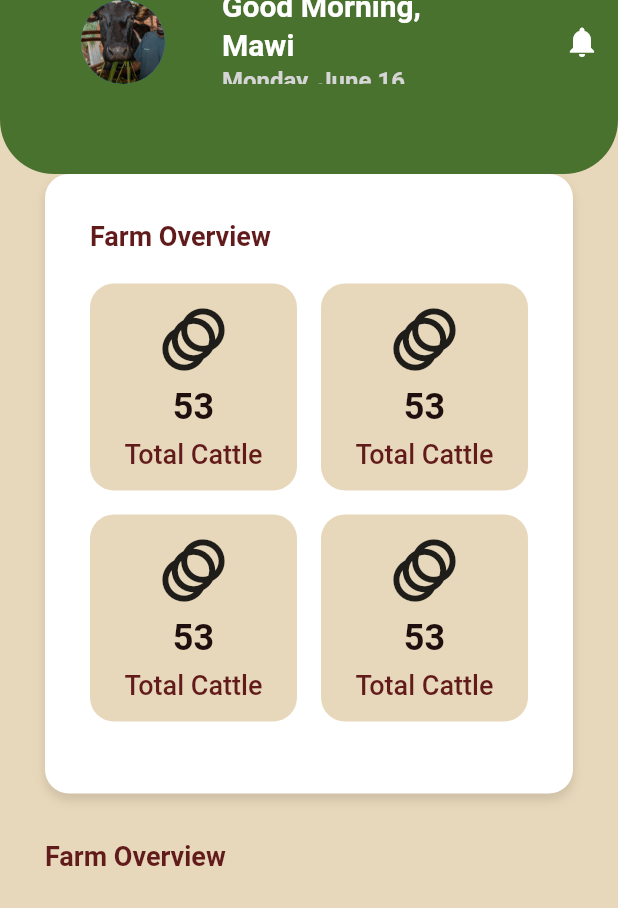
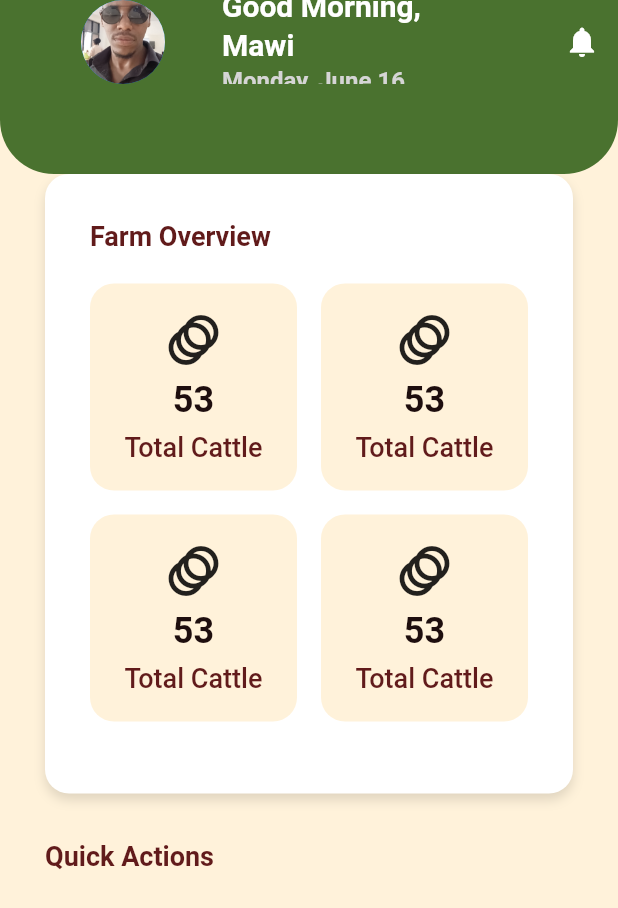
Before and after one commit to rodgersBRY/boma360-client, a Flutter app: the screen it shows after launch, on a phone screen of 412 x 824 dp. Shown: the top 908 px of the screen. Run offline on Flutter 3.47's test engine with Material 3 defaults, Android fonts, the phone set to English and light mode, and no system bars; our stand-ins replace flutter_dotenv, get.

Commit message:
addition to homepage

```diff
--- a/lib/config/constants.dart
+++ b/lib/config/constants.dart
@@ -3,3 +3,4 @@ const kDefaultPadding = 30.0;
 const kFarmOutlineImage = 'assets/images/farm.png';
 const kCowLogoImage = 'assets/images/cow.png';
 const kFarmerImage = 'assets/images/farmer.jpg';
+const kOwnerImage = 'assets/images/profile.jpg';
--- a/lib/config/theme/colors.dart
+++ b/lib/config/theme/colors.dart
@@ -4,7 +4,7 @@ class AppColors {
   static const white = Color.fromARGB(255, 255, 255, 255);
   static const primary = Color.fromARGB(255, 74, 114, 47);
   static const secondary = Color.fromARGB(255, 114, 138, 65);
-  static const background = Color.fromARGB(255, 232, 216, 187);
+  static const background = Color.fromARGB(255, 255, 242, 218);
   static const textPrimary = Color.fromARGB(255, 30, 14, 14);
   static const textSecondary = Color.fromARGB(255, 97, 27, 27);
   static const info = Color.fromARGB(255, 24, 83, 193);
--- a/lib/presentation/pages/dashboard/dashboard.dart
+++ b/lib/presentation/pages/dashboard/dashboard.dart
@@ -9,7 +9,7 @@ class DashboardWidget extends StatelessWidget {
   @override
   Widget build(BuildContext context) {
     final screenWidth = MediaQuery.of(context).size.width;
-    final screenHeight = MediaQuery.of(context).size.height;
+    // final screenHeight = MediaQuery.of(context).size.height;
     final textTheme = Theme.of(context).textTheme;
 
     return Scaffold(
@@ -19,7 +19,7 @@ class DashboardWidget extends StatelessWidget {
         title: ListTile(
           leading: CircleAvatar(
             radius: 50,
-            backgroundImage: AssetImage(kFarmerImage),
+            backgroundImage: AssetImage(kOwnerImage),
           ),
           title: Text(
             'Good Morning, Mawi',
@@ -108,7 +108,7 @@ class DashboardWidget extends StatelessWidget {
           Padding(
             padding: const EdgeInsets.symmetric(horizontal: kDefaultPadding),
             child: Text(
-              'Farm Overview',
+              'Quick Actions',
               style: textTheme.headlineMedium?.copyWith(
                 fontWeight: FontWeight.bold,
               ),
--- a/lib/presentation/widgets/dashboard/overview_tile.dart
+++ b/lib/presentation/widgets/dashboard/overview_tile.dart
@@ -27,7 +27,7 @@ class OverviewTile extends StatelessWidget {
       child: Column(
         mainAxisAlignment: MainAxisAlignment.center,
         children: [
-          Icon(icon, size: 50),
+          Icon(icon, size: 40),
           const SizedBox(height: 5.0),
           Text('$number', style: textTheme.headlineLarge),
           const SizedBox(height: 5.0),
```
Also changed, not shown: assets/images/profile.jpg (added).
